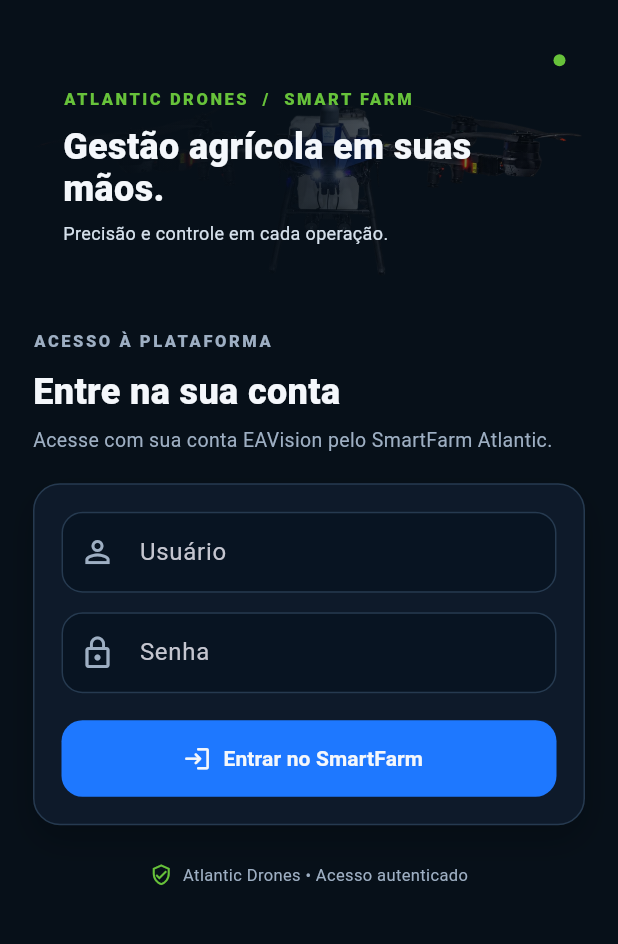
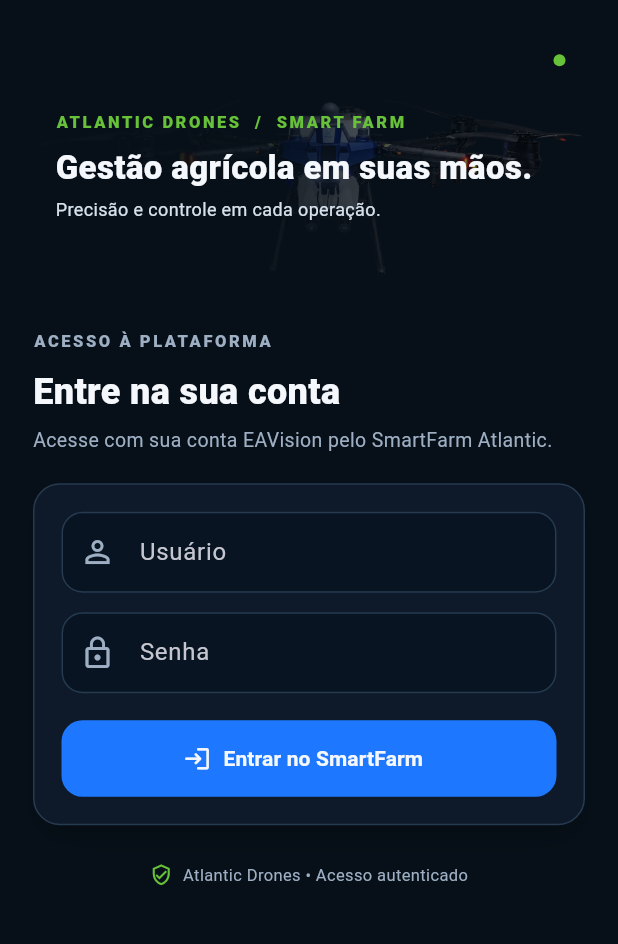
Before and after one commit to agrospraypulverizacoes-dot/smart-atlantic-mobile, a Flutter app: the screen it shows after launch, on a phone screen of 412 x 824 dp, the part 221-1165 px from its top. Run offline on Flutter 3.47's test engine with Material 3 defaults, Android fonts, the phone set to English and light mode, and no system bars; our stand-ins replace file_picker, material_ui.

Commit message:
fix(flutter): make Atlantic login adaptive on compact screens

```diff
--- a/flutter_app/lib/src/ui/smartfarm_app.dart
+++ b/flutter_app/lib/src/ui/smartfarm_app.dart
@@ -285,7 +285,7 @@ class _SmartFarmHomeState extends State<_SmartFarmHome> {
               ),
             ),
             Padding(
-              padding: const EdgeInsets.all(20),
+              padding: const EdgeInsets.all(15),
               child: Column(
                 crossAxisAlignment: CrossAxisAlignment.start,
                 mainAxisAlignment: MainAxisAlignment.center,
@@ -296,7 +296,7 @@ class _SmartFarmHomeState extends State<_SmartFarmHome> {
                   Text(
                     title,
                     style: const TextStyle(
-                      fontSize: 24,
+                      fontSize: 22,
                       fontWeight: FontWeight.w800,
                       height: 1.15,
                       color: _onAccent,
@@ -333,6 +333,7 @@ class _SmartFarmHomeState extends State<_SmartFarmHome> {
   }
 
   Widget _loginScreen() {
+    final compact = MediaQuery.sizeOf(context).height < 720;
     return Scaffold(
       body: SafeArea(
         child: Center(
@@ -340,18 +341,18 @@ class _SmartFarmHomeState extends State<_SmartFarmHome> {
             constraints: const BoxConstraints(maxWidth: 460),
             child: ListView(
               shrinkWrap: true,
-              padding: const EdgeInsets.symmetric(horizontal: 22, vertical: 26),
+              padding: EdgeInsets.symmetric(horizontal: 22, vertical: compact ? 12 : 26),
               children: [
-                Center(child: _logo(width: 270)),
-                const SizedBox(height: 23),
+                Center(child: SizedBox(height: compact ? 43 : 62, child: _logo(width: 270))),
+                SizedBox(height: compact ? 8 : 23),
                 _photoBanner(
                   title: 'Gestão agrícola em suas mãos.',
                   subtitle: 'Precisão e controle em cada operação.',
-                  height: 175,
+                  height: compact ? 134 : 175,
                 ),
-                const SizedBox(height: 21),
+                SizedBox(height: compact ? 10 : 21),
                 _sectionLabel('ACESSO À PLATAFORMA'),
-                const SizedBox(height: 9),
+                SizedBox(height: compact ? 4 : 9),
                 const Text(
                   'Entre na sua conta',
                   style: TextStyle(
@@ -365,10 +366,10 @@ class _SmartFarmHomeState extends State<_SmartFarmHome> {
                   'Acesse com sua conta EAVision pelo SmartFarm Atlantic.',
                   style: TextStyle(color: _muted, fontSize: 13),
                 ),
-                const SizedBox(height: 19),
+                SizedBox(height: compact ? 10 : 19),
                 Container(
                   decoration: _panelDecoration(borderColor: _outline),
-                  padding: const EdgeInsets.all(18),
+                  padding: EdgeInsets.all(compact ? 13 : 18),
                   child: Form(
                     key: _formKey,
                     child: Column(
@@ -388,7 +389,7 @@ class _SmartFarmHomeState extends State<_SmartFarmHome> {
                                   ? 'Informe seu usuário'
                                   : null,
                         ),
-                        const SizedBox(height: 13),
+                        SizedBox(height: compact ? 9 : 13),
                         TextFormField(
                           key: const Key('password'),
                           controller: _password,
@@ -403,7 +404,7 @@ class _SmartFarmHomeState extends State<_SmartFarmHome> {
                                   : null,
                           onFieldSubmitted: (_) => _login(),
                         ),
-                        const SizedBox(height: 18),
+                        SizedBox(height: compact ? 10 : 18),
                         FilledButton.icon(
                           key: const Key('submit-login'),
                           onPressed: _busy ? null : _login,
@@ -433,7 +434,7 @@ class _SmartFarmHomeState extends State<_SmartFarmHome> {
                     textAlign: TextAlign.center,
                   ),
                 ],
-                const SizedBox(height: 25),
+                SizedBox(height: compact ? 10 : 25),
                 const Row(
                   mainAxisAlignment: MainAxisAlignment.center,
                   children: [
```
